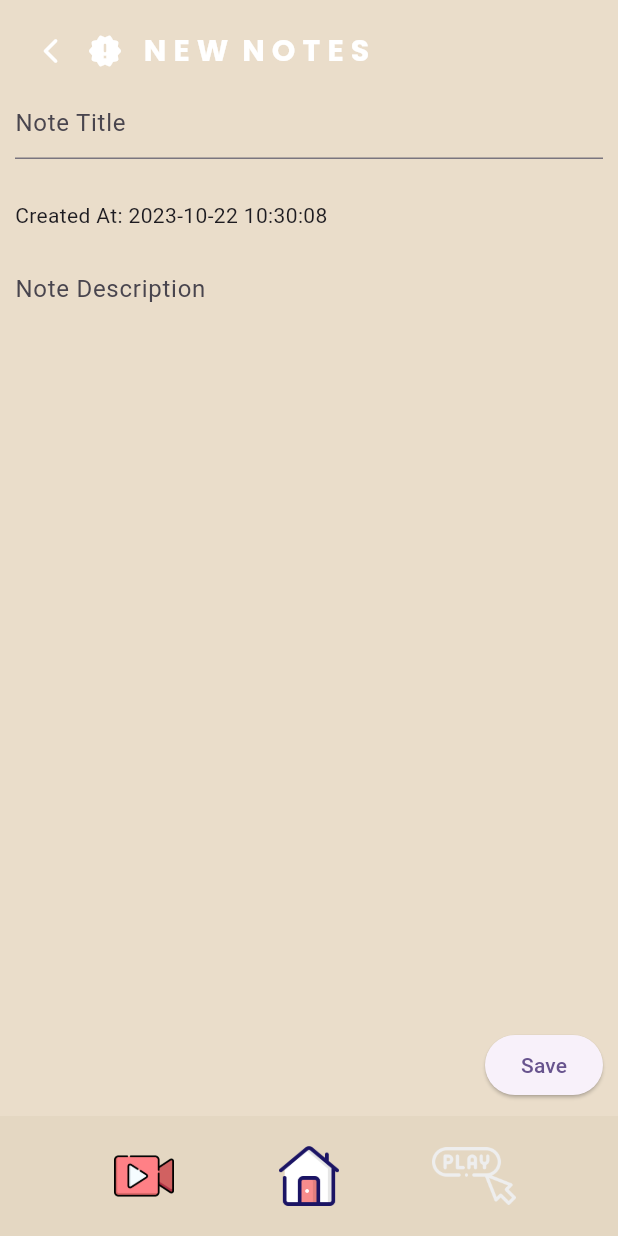
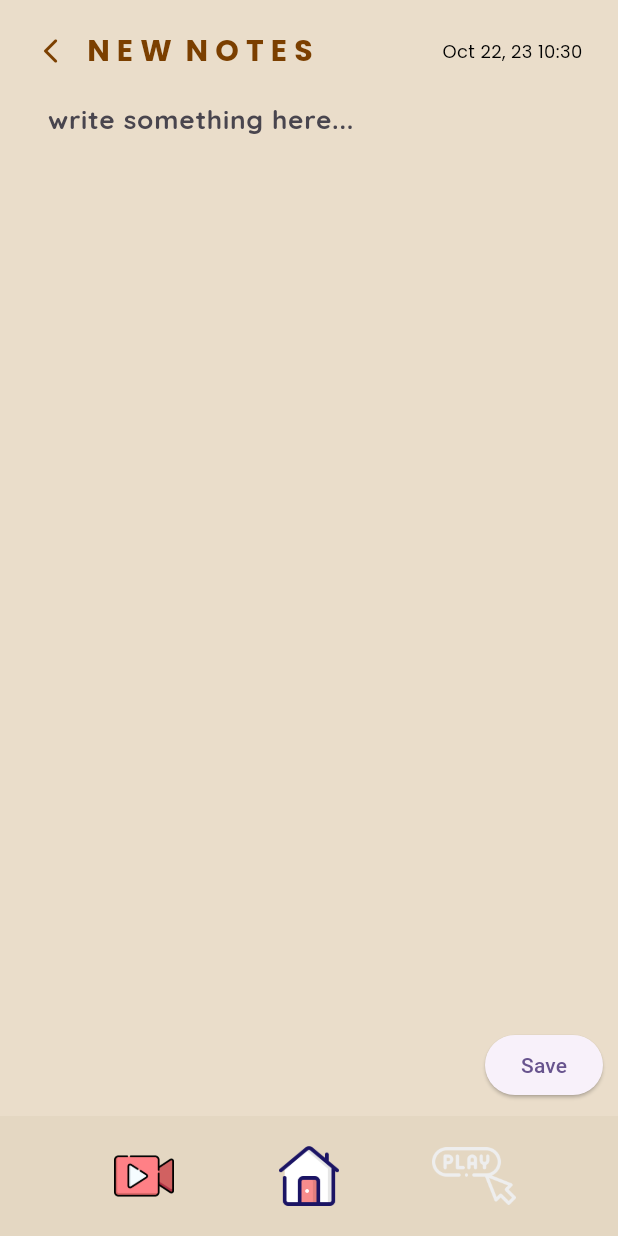
Before and after one commit to walkerhsu/meichu_Google, a Flutter app: the EditingPage screen opened directly, on a phone screen of 412 x 824 dp. Run offline on Flutter 3.47's test engine with Material 2 defaults, Android fonts, the phone set to English and light mode, and no system bars; our stand-ins replace firebase_core, get, loading_animation_widget, rflutter_alert; accounts and stored records are empty.

```diff
--- a/gesture_memorize/lib/Components/Navigators/bottom_navigation.dart
+++ b/gesture_memorize/lib/Components/Navigators/bottom_navigation.dart
@@ -183,8 +183,8 @@ class _BottomNavigationState extends State<BottomNavigation> {
                                 widget.reload();
                               },
                               child: Image.asset(
-                                  width: 30,
-                                  height: 30,
+                                  width: 50,
+                                  height: 50,
                                   "assets/images/recycling-bin.png"),
                             ),
                           ),
--- a/gesture_memorize/lib/Pages/Chat_Page/chat_page.dart
+++ b/gesture_memorize/lib/Pages/Chat_Page/chat_page.dart
@@ -66,6 +66,7 @@ class _ChatboxPageState extends State<ChatboxPage> {
 
     saveData().then((_) {
       _messagecontroller.clear();
+      _typeMessage = "";
       reload();
     });
   }
@@ -125,8 +126,8 @@ class _ChatboxPageState extends State<ChatboxPage> {
       //   _typeMessage = actions[0]["message"] ?? "";
       //   _messagecontroller.text = _typeMessage;
       // }
-    t?.cancel();
-        t = Timer(Duration(milliseconds: actions[0]["time"]), () {
+      t?.cancel();
+      t = Timer(Duration(milliseconds: actions[0]["time"]), () {
         if (!playing || actions.isEmpty) {
           playing = false;
           actions = [];
@@ -283,6 +284,7 @@ class _ChatboxPageState extends State<ChatboxPage> {
                             child: IconButton(
                               icon: const Icon(Icons.send),
                               onPressed: () async {
+                                if (_typeMessage.isEmpty) return;
                                 await onSendMessagePressed();
                               },
                               color: Colors.white54,
--- a/gesture_memorize/lib/Pages/Note_Page/editing_page.dart
+++ b/gesture_memorize/lib/Pages/Note_Page/editing_page.dart
@@ -1,6 +1,9 @@
+import 'dart:async';
+
 import 'package:flutter/material.dart';
 import 'package:gesture_memorize/Components/Text/big_text.dart';
 import 'package:gesture_memorize/Components/Navigators/bottom_navigation.dart';
+import 'package:gesture_memorize/Components/Text/small_text.dart';
 import 'package:gesture_memorize/Constants/app_color.dart';
 import 'package:gesture_memorize/global.dart';
 import 'package:gesture_memorize/Infomations/note_card_info.dart';
@@ -15,16 +18,36 @@ class EditingPage extends StatefulWidget {
 
 class _EditingPageState extends State<EditingPage> {
   String date = DateTime.now().toString();
+  // final time = DateTime.now().month.toString() +
+  //     "/" +
+  //     DateTime.now().day.toString() +
+  //     "/" +
+  //     DateTime.now().year.toString() +
+  //     " at " +
+  //     DateTime.now().hour.toString() +
+  //     ":" +
+  //     DateTime.now().minute.toString();
+
+  late final String time;
   final TextEditingController _titlecontroller =
       TextEditingController(text: "");
   final TextEditingController _contentcontroller =
       TextEditingController(text: "");
   reload() {
-    if(mounted)
-    {setState(() {});}
+    if (mounted) {
+      setState(() {});
+    }
   }
 
-  onArrowBackPressed(String title, String docs) async {
+  @override
+  void initState() {
+    super.initState();
+    time = DateFormat("MMM dd, yy hh:mm").format(DateTime.parse(date));
+  }
+
+  Timer? timer;
+
+  onArrowBackPressed(String title, String docs, String time) async {
     if (recording) {
       num difference = calculateTimeDifference();
       if (difference >= 10000) difference = 10000;
@@ -33,45 +56,49 @@ class _EditingPageState extends State<EditingPage> {
         "time": difference,
         "title": title,
         "docs": docs,
+        "createTime": time,
       });
       actions.add({
         "name": "ArrowBack",
         "time": difference,
         "title": title,
         "docs": docs,
+        "createTime": time,
       });
     } else if (playing && actions.isNotEmpty) {
       actions.removeAt(0);
     }
-    await saveData(title, docs);
+    await saveData(title, docs, time);
     if (!mounted) return;
+    print(actions);
+    timer?.cancel();
     Navigator.pop(context);
   }
 
-  onTitleEdittingCompleted() {
-    if (recording) {
-      num difference = calculateTimeDifference();
-      if (difference >= 2000) difference = 2000;
-      currentGestures.gestures.last["actions"].add({
-        "name": "TitleEdittingCompleted",
-        "time": difference,
-        "title": _titlecontroller.text,
-        "content": _contentcontroller.text,
-      });
-      actions.add({
-        "name": "TitleEdittingCompleted",
-        "time": difference,
-        "title": _titlecontroller.text,
-        "content": _contentcontroller.text,
-      });
-    } else if (playing && actions.isNotEmpty) {
-      // print(actions[0]["title"]);
-      _titlecontroller.text = actions[0]["title"] ?? "";
-      _contentcontroller.text = actions[0]["content"] ?? "";
-      actions.removeAt(0);
-      reload();
-    }
-  }
+  // onTitleEdittingCompleted() {
+  //   if (recording) {
+  //     num difference = calculateTimeDifference();
+  //     if (difference >= 2000) difference = 2000;
+  //     currentGestures.gestures.last["actions"].add({
+  //       "name": "TitleEdittingCompleted",
+  //       "time": difference,
+  //       "title": _titlecontroller.text,
+  //       "content": _contentcontroller.text,
+  //     });
+  //     actions.add({
+  //       "name": "TitleEdittingCompleted",
+  //       "time": difference,
+  //       "title": _titlecontroller.text,
+  //       "content": _contentcontroller.text,
+  //     });
+  //   } else if (playing && actions.isNotEmpty) {
+  //     // print(actions[0]["title"]);
+  //     _titlecontroller.text = actions[0]["title"] ?? "";
+  //     _contentcontroller.text = actions[0]["content"] ?? "";
+  //     actions.removeAt(0);
+  //     reload();
+  //   }
+  // }
 
   onContentEdittingCompleted() {
     if (recording) {
@@ -80,39 +107,51 @@ class _EditingPageState extends State<EditingPage> {
       currentGestures.gestures.last["actions"].add({
         "name": "ContentEdittingCompleted",
         "time": difference,
-        "title": _titlecontroller.text,
+        "title": _contentcontroller.text,
         "content": _contentcontroller.text,
       });
       actions.add({
         "name": "ContentEdittingCompleted",
         "time": difference,
-        "title": _titlecontroller.text,
+        "title": _contentcontroller.text,
         "content": _contentcontroller.text,
       });
     } else if (playing && actions.isNotEmpty) {
-      _titlecontroller.text = actions[0]["title"] ?? "";
+      print(actions[0]["content"]);
       _contentcontroller.text = actions[0]["content"] ?? "";
       actions.removeAt(0);
       reload();
     }
   }
 
-  Future<int> saveData(String title, String docs) async {
+  Future<int> saveData(String title, String docs, String time) async {
     await NoteCardInfo.addData({
-      "title": title,
+      "title": docs,
       "docs": docs,
       "date": date,
+      "time": time,
     });
     return 1;
   }
 
   @override
+  void dispose() {
+    _titlecontroller.dispose();
+    _contentcontroller.dispose();
+    timer?.cancel();
+    super.dispose();
+  }
+
+  @override
   Widget build(BuildContext context) {
+    final double screenWidth = MediaQuery.of(context).size.width;
+
     if (playing && actions.isEmpty) {
       playing = false;
       reload();
     } else if (playing && actions.isNotEmpty) {
-      Future.delayed(Duration(milliseconds: actions[0]["time"]), () {
+      timer?.cancel();
+      timer = Timer(Duration(milliseconds: actions[0]["time"]), () {
         if (!playing || actions.isEmpty) {
           playing = false;
           actions = [];
@@ -121,9 +160,9 @@ class _EditingPageState extends State<EditingPage> {
           onReturnHomePressed(context);
         } else if (actions[0]["name"] == "ArrowBack") {
           onArrowBackPressed(
-              actions[0]["title"] ?? "", actions[0]["docs"] ?? "");
-        } else if (actions[0]["name"] == "TitleEdittingCompleted") {
-          onTitleEdittingCompleted();
+              actions[0]["title"] ?? _contentcontroller.text ?? "",
+              actions[0]["docs"] ?? _contentcontroller.text ?? "",
+              actions[0]["createTime"] ?? "");
         } else if (actions[0]["name"] == "ContentEdittingCompleted") {
           onContentEdittingCompleted();
         }
@@ -138,62 +177,113 @@ class _EditingPageState extends State<EditingPage> {
           child: Column(
             crossAxisAlignment: CrossAxisAlignment.start,
             children: [
-              Row(
-                mainAxisAlignment: MainAxisAlignment.start,
+              SizedBox(
+                width: screenWidth,
+                child: Row(
                   children: [
                     IconButton(
                       iconSize: 20,
                       icon: const Icon(
                         Icons.arrow_back_ios_rounded,
-                      color: Colors.white,
+                        color: AppColor.chocolate,
                       ),
-                    onPressed: () async {
-                      await onArrowBackPressed(
-                          _titlecontroller.text, _contentcontroller.text);
+                      onPressed: () {
+                        onArrowBackPressed(_titlecontroller.text,
+                            _contentcontroller.text, time);
+                        // Navigator.pop(context);
                       },
                     ),
-                  const Icon(Icons.new_releases_rounded, color: Colors.white),
+                    Flexible(
+                      child: Row(
+                        children: [
+                          const BigText(
+                              text: 'N E W  N O T E S',
+                              fontColor: AppColor.chocolate,
+                              size: 20.0),
+                          const Spacer(),
+                          SmallText(
+                            text: time,
+                            fontColor: Colors.black,
+                          ),
+                        ],
+                      ),
+                    ),
+                    // const Icon(Icons.new_releases_rounded, color: Colors.white),
                     SizedBox(
                       width: MediaQuery.of(context).size.width / 30,
                     ),
-                  const BigText(
-                      text: 'N E W  N O T E S',
-                      fontColor: Colors.white,
-                      size: 20.0),
                   ],
                 ),
-              TextField(
-                controller: _titlecontroller,
-                decoration: const InputDecoration(
-                  hintText: 'Note Title',
               ),
-                onSubmitted: onTitleEdittingCompleted(),
-              ),
+
+              // SafeArea(
+              //   child: Padding(
+              //     padding: const EdgeInsets.all(18.0),
+              //     child: TextField(
+              //       controller: _titlecontroller,
+              //       decoration: const InputDecoration.collapsed(
+              //         hintText: 'Note Title',
+              //       ),
+              //       onSubmitted: onTitleEdittingCompleted(),
+              //     ),
+              //   ),
+              // ),
+
+              // SizedBox(
+              //   height: MediaQuery.of(context).size.height / 30,
+              // ),
+
+              // SizedBox(
+              //   height: MediaQuery.of(context).size.height / 50,
+              // ),
+
+              // SizedBox(
+              //   height: MediaQuery.of(context).size.height / 30,
+              // ),
+              // TextField(
+              //   controller: _contentcontroller,
+              //   keyboardType: TextInputType.multiline,
+              //   maxLines: null,
+              //   decoration: const InputDecoration.collapsed(
+              //     hintText: 'Note Description',
+              Padding(
+                padding: const EdgeInsets.all(8.0),
+                child: Row(
+                  children: [
+                    SizedBox(width: screenWidth / 30),
                     SizedBox(
-                height: MediaQuery.of(context).size.height / 30,
-              ),
-              Text(
-                  'Created At: ${DateFormat("yyyy-MM-dd hh:mm:ss").format(DateTime.parse(date))}'),
-              SizedBox(
-                height: MediaQuery.of(context).size.height / 30,
-              ),
-              TextField(
+                      width: screenWidth * 0.8,
+                      child: Container(
+                        padding: EdgeInsets.only(
+                            right: MediaQuery.of(context).size.width / 30),
+                        child: TextField(
                           controller: _contentcontroller,
+                          onSubmitted: onContentEdittingCompleted(),
                           keyboardType: TextInputType.multiline,
                           maxLines: null,
                           decoration: const InputDecoration.collapsed(
-                  hintText: 'Note Description',
+                            hintText: 'write something here...',
                           ),
-                onSubmitted: onContentEdittingCompleted(),
+                          style: const TextStyle(
+                            fontFamily: "Quicksand",
+                            fontSize: 17.5,
+                            color: AppColor.chocolate,
                           ),
+                        ),
+                      ),
+                    ),
+                  ],
+                ),
+              ),
+
               Expanded(child: Container()),
               Row(
                 mainAxisAlignment: MainAxisAlignment.end,
                 children: [
                   ElevatedButton(
                     onPressed: () async {
-                      await onArrowBackPressed(
-                          _titlecontroller.text, _contentcontroller.text);
+                      await onArrowBackPressed(_contentcontroller.text,
+                          _contentcontroller.text, time);
                     },
                     child: const Text('Save'),
                   ),
--- a/gesture_memorize/lib/global.dart
+++ b/gesture_memorize/lib/global.dart
@@ -11,7 +11,7 @@ String lastclaimtime =
     DateFormat("yyyy-MM-dd HH:mm:ss").format(DateTime.now()).toString();
 
 int count = 0;
-int rewardInval = 30;
+int rewardInval = 10;
 
 onReturnHomePressed(context) {
   if (recording) {
```
Also changed, not shown: gesture_memorize/lib/Pages/Note_Page/notes_card.dart (+7 -3 lines), gesture_memorize/lib/Pages/Note_Page/notes_page.dart (+5 -5 lines), gesture_memorize/lib/Pages/Note_Page/reading_page.dart (+55 -18 lines). Lines whose indentation alone changed are shown as unchanged.
